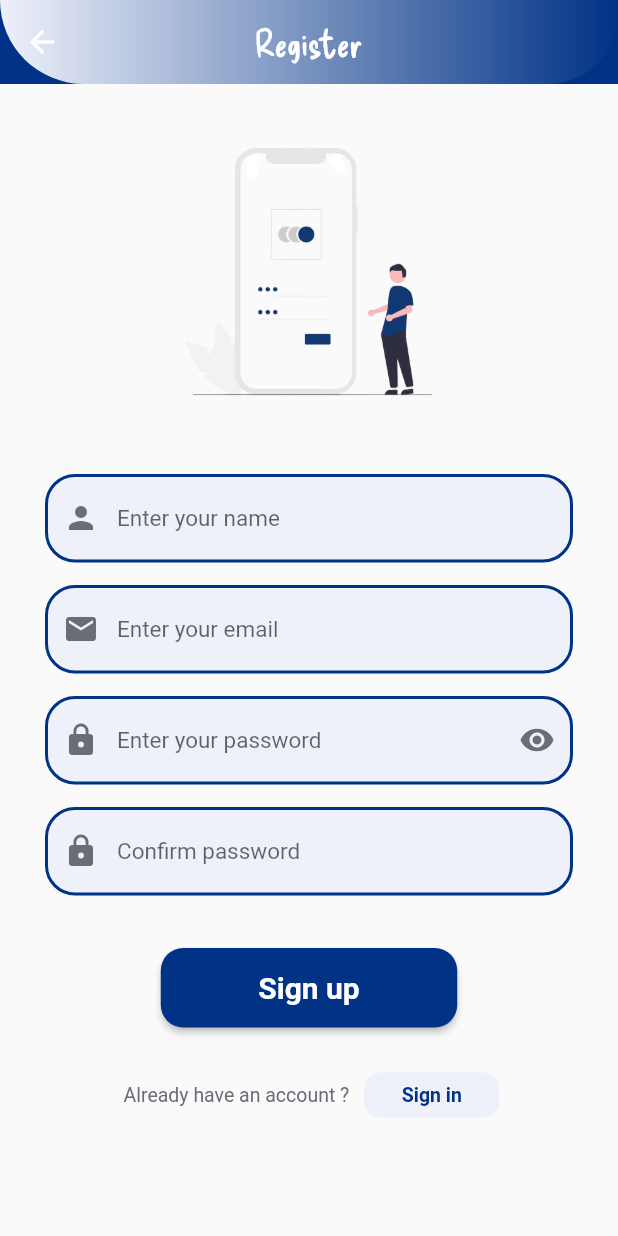
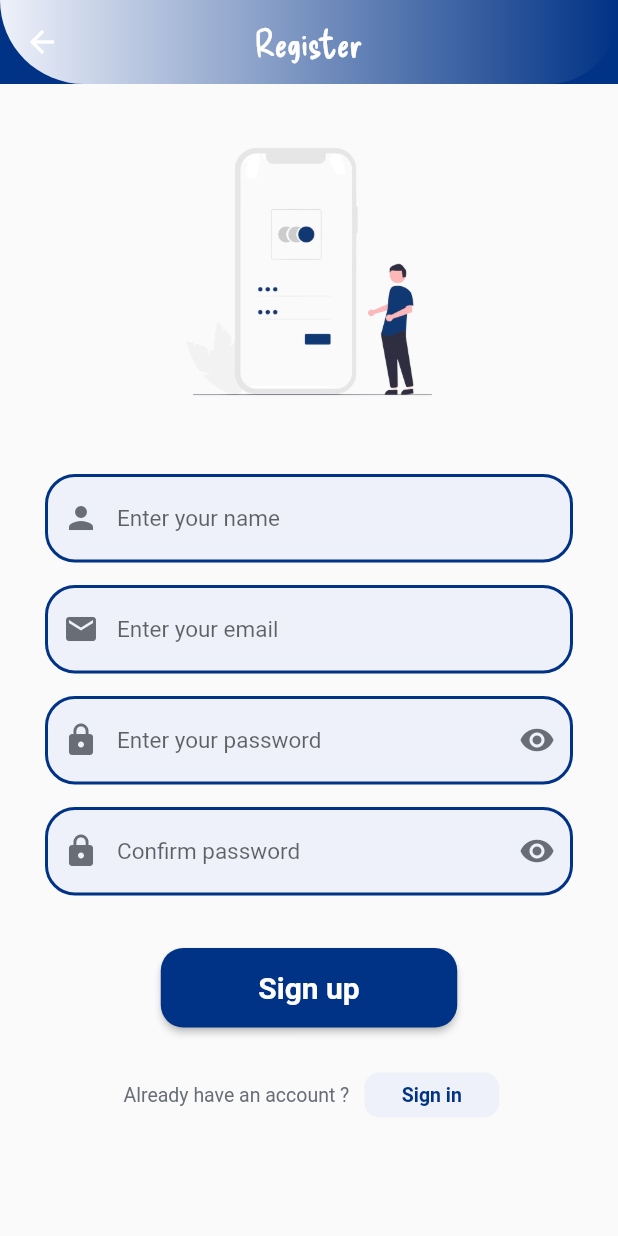
Before and after one commit to WeamALkhateeb/Place_Reservation, a Flutter app: the Register screen opened by its route, on a phone screen of 412 x 824 dp. Run offline on Flutter 3.47's test engine with Material 2 defaults, Android fonts, the phone set to English and light mode, and no system bars; our stand-ins replace dartz, get, shared_preferences; accounts and stored records are empty.

Commit message:
areej eeeeeeeeeeeeeeeeeeeeeeeeeeeeeeeeeeeeeeeeeeee

```diff
--- a/lib/view/screen/auth/register.dart
+++ b/lib/view/screen/auth/register.dart
@@ -75,7 +75,11 @@ class Register extends StatelessWidget{
                    return validateinput(value!, 8 , 20); },
                    mycontroller: controller.confirmpassword,
                    hinttext: 'Confirm password ',
-                   iconDataprefix: Icons.lock,),
+                   iconDataprefix: Icons.lock,
+                   obscuretext: controller.isshowconfpassword,
+                   onTapicon: (){
+                     controller.showconfpassword(); },
+                   iconDatasuffix:controller.isshowconfpassword? Icons.visibility :Icons.visibility_off ,),
                  const  SizedBox(height: 20,),
                  MaterialButtonAuth(onPressed:(){controller.Register();},text: 'Sign up',),
                  const SizedBox(height: 20,),
```
